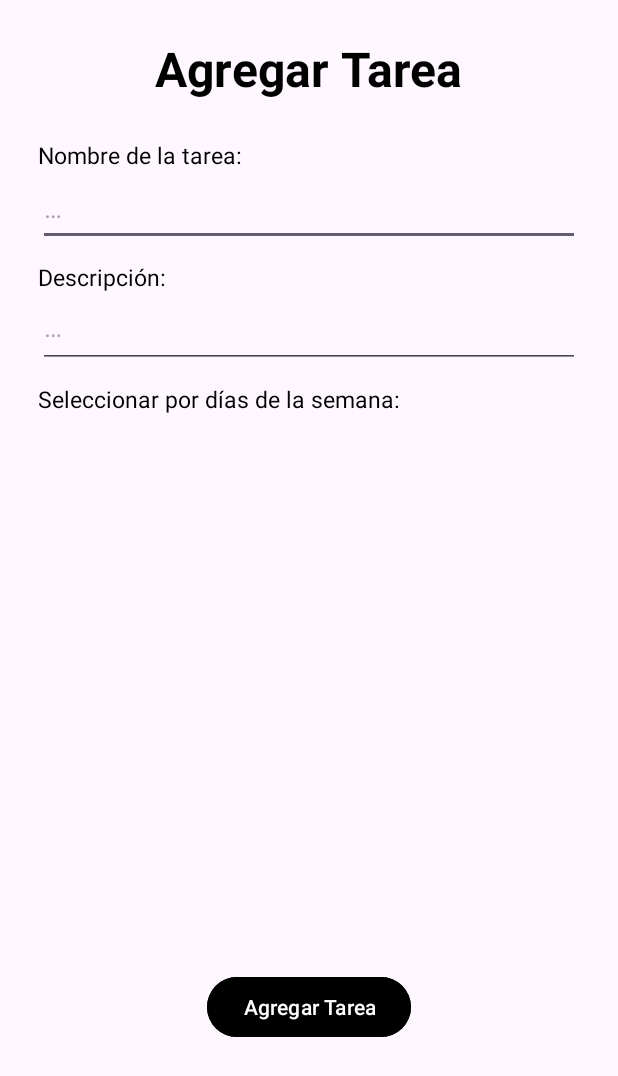
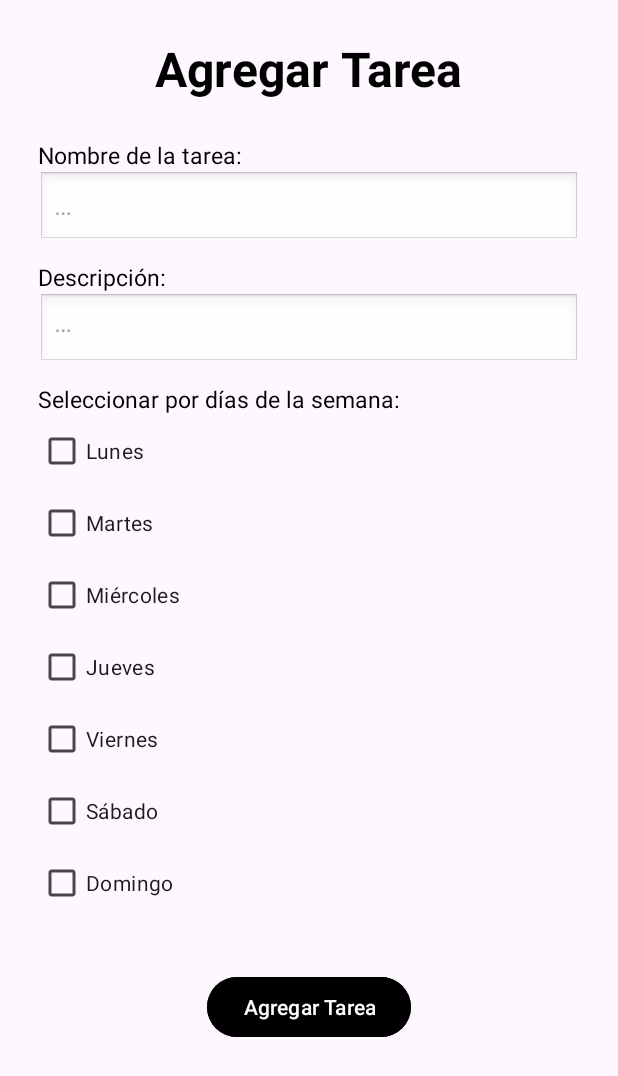
Before and after one commit to Yalam14/Proyecto-Final---Gestor-de-tareas-del-hogar, an Android app: the AgregarTareaActivity screen opened directly, with no data from a screen before it, on a phone screen of 412 x 824 dp. Shown: the top 1076 px of the screen. Run offline under Robolectric (Android 15) with nearby library versions, the phone set to English and light mode, and no system bars.

Commit message:
Idea para agregar miembros

```diff
--- a/app/src/main/res/layout/activity_agregar_tarea.xml
+++ b/app/src/main/res/layout/activity_agregar_tarea.xml
@@ -46,6 +46,7 @@
                 android:id="@+id/et_nombre"
                 android:layout_width="match_parent"
                 android:layout_height="50dp"
+                android:background="@android:drawable/edit_text"
                 android:hint="@string/nothing"
                 android:inputType="text" />
 
@@ -61,6 +62,7 @@
                 android:id="@+id/et_descripcion"
                 android:layout_width="match_parent"
                 android:layout_height="50dp"
+                android:background="@android:drawable/edit_text"
                 android:ems="10"
                 android:gravity="start|top"
                 android:hint="@string/nothing"
@@ -74,10 +76,103 @@
                 android:textColor="@color/black"
                 android:textSize="15sp" />
 
-            <androidx.recyclerview.widget.RecyclerView
-                android:id="@+id/list_dias"
+            <LinearLayout
                 android:layout_width="match_parent"
-                android:layout_height="wrap_content" />
+                android:layout_height="wrap_content"
+                android:orientation="vertical">
+
+                <CheckBox
+                    android:id="@+id/cb_lunes"
+                    android:layout_width="wrap_content"
+                    android:layout_height="wrap_content"
+                    android:text="@string/lunes" />
+
+                <LinearLayout
+                    android:id="@+id/layout_lunes_miembros"
+                    android:layout_width="match_parent"
+                    android:layout_height="wrap_content"
+                    android:orientation="vertical"
+                    android:visibility="gone" />
+
+                <CheckBox
+                    android:id="@+id/cb_martes"
+                    android:layout_width="wrap_content"
+                    android:layout_height="wrap_content"
+                    android:text="@string/martes" />
+
+                <LinearLayout
+                    android:id="@+id/layout_martes_miembros"
+                    android:layout_width="match_parent"
+                    android:layout_height="wrap_content"
+                    android:orientation="vertical"
+                    android:visibility="gone" />
+
+                <CheckBox
+                    android:id="@+id/cb_miercoles"
+                    android:layout_width="wrap_content"
+                    android:layout_height="wrap_content"
+                    android:text="@string/miercoles" />
+
+                <LinearLayout
+                    android:id="@+id/layout_miercoles_miembros"
+                    android:layout_width="match_parent"
+                    android:layout_height="wrap_content"
+                    android:orientation="vertical"
+                    android:visibility="gone" />
+
+                <CheckBox
+                    android:id="@+id/cb_jueves"
+                    android:layout_width="wrap_content"
+                    android:layout_height="wrap_content"
+                    android:text="@string/jueves" />
+
+                <LinearLayout
+                    android:id="@+id/layout_jueves_miembros"
+                    android:layout_width="match_parent"
+                    android:layout_height="wrap_content"
+                    android:orientation="vertical"
+                    android:visibility="gone" />
+
+                <CheckBox
+                    android:id="@+id/cb_viernes"
+                    android:layout_width="wrap_content"
+                    android:layout_height="wrap_content"
+                    android:text="@string/viernes" />
+
+                <LinearLayout
+                    android:id="@+id/layout_viernes_miembros"
+                    android:layout_width="match_parent"
+                    android:layout_height="wrap_content"
+                    android:orientation="vertical"
+                    android:visibility="gone" />
+
+                <CheckBox
+                    android:id="@+id/cb_sabado"
+                    android:layout_width="wrap_content"
+                    android:layout_height="wrap_content"
+                    android:text="@string/sabado" />
+
+                <LinearLayout
+                    android:id="@+id/layout_sabado_miembros"
+                    android:layout_width="match_parent"
+                    android:layout_height="wrap_content"
+                    android:orientation="vertical"
+                    android:visibility="gone" />
+
+                <CheckBox
+                    android:id="@+id/cb_domingo"
+                    android:layout_width="wrap_content"
+                    android:layout_height="wrap_content"
+                    android:text="@string/domingo" />
+
+                <LinearLayout
+                    android:id="@+id/layout_domingo_miembros"
+                    android:layout_width="match_parent"
+                    android:layout_height="wrap_content"
+                    android:orientation="vertical"
+                    android:visibility="gone" />
+
+            </LinearLayout>
 
         </LinearLayout>
 
--- a/app/src/main/res/values/strings.xml
+++ b/app/src/main/res/values/strings.xml
@@ -12,4 +12,11 @@
     <string name="lbl_tarea_descripcion">Descripción:</string>
     <string name="seleccion_dias">Seleccionar por días de la semana:</string>
     <string name="nothing">…</string>
+    <string name="lunes">Lunes</string>
+    <string name="martes">Martes</string>
+    <string name="miercoles">Miércoles</string>
+    <string name="jueves">Jueves</string>
+    <string name="viernes">Viernes</string>
+    <string name="sabado">Sábado</string>
+    <string name="domingo">Domingo</string>
 </resources>
```
